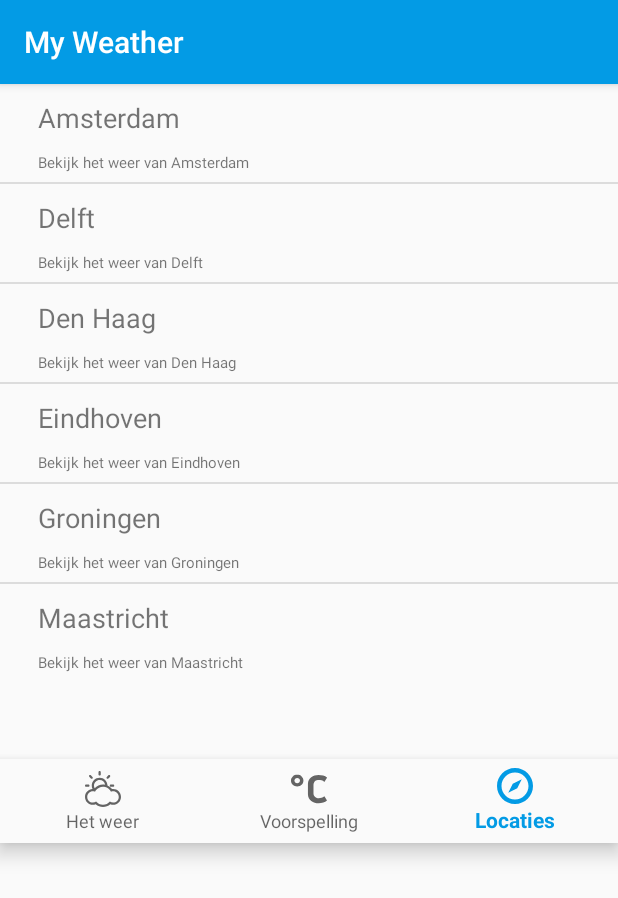
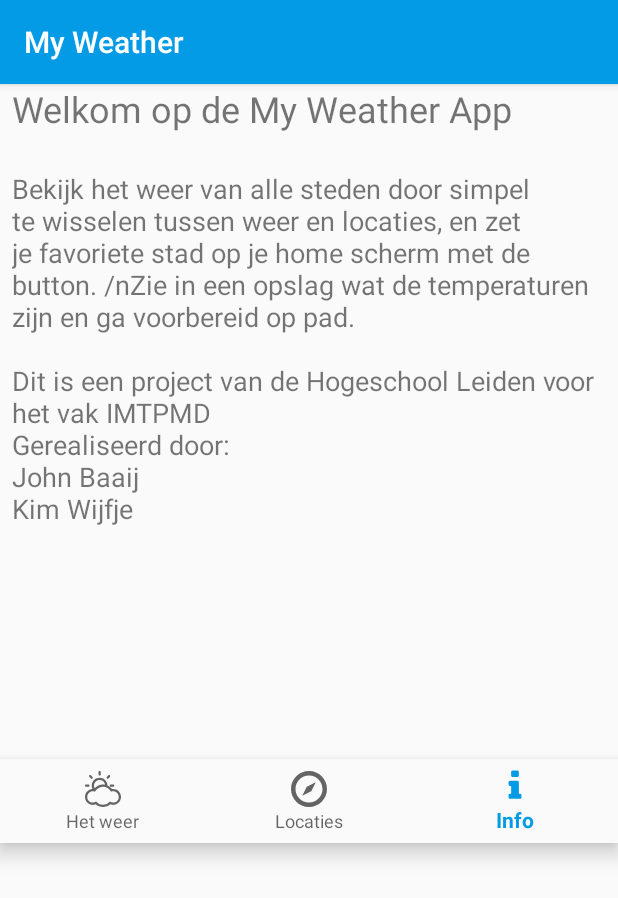
Before and after one commit to johnbaaij/Myweather, an Android app: the screen it shows after launch (MainActivity), item 3 of the bottom bar chosen, on a phone screen of 412 x 824 dp. Shown: the top 898 px of the screen. Run offline under Robolectric (Android 15) with nearby library versions, the phone set to English and light mode, and no system bars; 1 statement that could not run was skipped.

Commit message:
Change the icon to Info and make the info page with text

```diff
--- a/app/src/main/java/nl/johnbaaij/myweather/CustomAdapter.java
+++ b/app/src/main/java/nl/johnbaaij/myweather/CustomAdapter.java
@@ -35,11 +35,9 @@ public class CustomAdapter extends ArrayAdapter<String> {
 
         String singleQuestion = getItem(position);
 
-
+        // parse the content of the array to the Textview in the .xml files
         textView =(TextView) view.findViewById(R.id.TextCity);
         subText =(TextView) view.findViewById(R.id.subtext);
-
-
 
         textView.setText(singleQuestion);
 
--- a/app/src/main/java/nl/johnbaaij/myweather/MainActivity.java
+++ b/app/src/main/java/nl/johnbaaij/myweather/MainActivity.java
@@ -30,7 +30,7 @@ public class MainActivity extends AppCompatActivity {
                 case R.id.navigation_weer:
                     changeToWeerFragment();
                     return true;
-                case R.id.navigation_voorspelling:
+                case R.id.navigation_Info:
                     changeToOverFragment();
                     return true;
                 case R.id.navigation_locaties:
--- a/app/src/main/java/nl/johnbaaij/myweather/fragments/Locaties.java
+++ b/app/src/main/java/nl/johnbaaij/myweather/fragments/Locaties.java
@@ -33,6 +33,7 @@ public class Locaties extends Fragment {
 
         View view = inflater.inflate(R.layout.list_layout, container, false);
 
+        // get the locations and subtext out of the array's
         locations = getResources().getStringArray(R.array.locations);
         subText = getResources().getStringArray(R.array.subtext);
         activity = getActivity();
--- /dev/null
+++ b/app/src/main/res/drawable/ic_info.xml
@@ -0,0 +1,4 @@
+<vector android:height="24dp" android:viewportHeight="1792.0"
+    android:viewportWidth="1792.0" android:width="24dp" xmlns:android="http://schemas.android.com/apk/res/android">
+    <path android:fillColor="#1D1D1B" android:pathData="M1216,1344v128q0,26 -19,45t-45,19h-512q-26,0 -45,-19t-19,-45v-128q0,-26 19,-45t45,-19h64v-384h-64q-26,0 -45,-19t-19,-45v-128q0,-26 19,-45t45,-19h384q26,0 45,19t19,45v576h64q26,0 45,19t19,45zM1088,192v192q0,26 -19,45t-45,19h-256q-26,0 -45,-19t-19,-45v-192q0,-26 19,-45t45,-19h256q26,0 45,19t19,45z"/>
+</vector>
--- a/app/src/main/res/drawable/ic_settings_black_24dp.xml
+++ b/app/src/main/res/drawable/ic_settings_black_24dp.xml
@@ -4,6 +4,6 @@
         android:viewportWidth="24.0"
         android:viewportHeight="24.0">
     <path
-        android:fillColor="#FF000000"
+        android:fillColor="#FFFFFF"
         android:pathData="M19.43,12.98c0.04,-0.32 0.07,-0.64 0.07,-0.98s-0.03,-0.66 -0.07,-0.98l2.11,-1.65c0.19,-0.15 0.24,-0.42 0.12,-0.64l-2,-3.46c-0.12,-0.22 -0.39,-0.3 -0.61,-0.22l-2.49,1c-0.52,-0.4 -1.08,-0.73 -1.69,-0.98l-0.38,-2.65C14.46,2.18 14.25,2 14,2h-4c-0.25,0 -0.46,0.18 -0.49,0.42l-0.38,2.65c-0.61,0.25 -1.17,0.59 -1.69,0.98l-2.49,-1c-0.23,-0.09 -0.49,0 -0.61,0.22l-2,3.46c-0.13,0.22 -0.07,0.49 0.12,0.64l2.11,1.65c-0.04,0.32 -0.07,0.65 -0.07,0.98s0.03,0.66 0.07,0.98l-2.11,1.65c-0.19,0.15 -0.24,0.42 -0.12,0.64l2,3.46c0.12,0.22 0.39,0.3 0.61,0.22l2.49,-1c0.52,0.4 1.08,0.73 1.69,0.98l0.38,2.65c0.03,0.24 0.24,0.42 0.49,0.42h4c0.25,0 0.46,-0.18 0.49,-0.42l0.38,-2.65c0.61,-0.25 1.17,-0.59 1.69,-0.98l2.49,1c0.23,0.09 0.49,0 0.61,-0.22l2,-3.46c0.12,-0.22 0.07,-0.49 -0.12,-0.64l-2.11,-1.65zM12,15.5c-1.93,0 -3.5,-1.57 -3.5,-3.5s1.57,-3.5 3.5,-3.5 3.5,1.57 3.5,3.5 -1.57,3.5 -3.5,3.5z"/>
 </vector>
--- a/app/src/main/res/layout/over_layout.xml
+++ b/app/src/main/res/layout/over_layout.xml
@@ -1,6 +1,48 @@
 <?xml version="1.0" encoding="utf-8"?>
-<LinearLayout xmlns:android="http://schemas.android.com/apk/res/android"
-    android:orientation="vertical" android:layout_width="match_parent"
-    android:layout_height="match_parent">
+<android.support.constraint.ConstraintLayout xmlns:android="http://schemas.android.com/apk/res/android"
+    xmlns:app="http://schemas.android.com/apk/res-auto"
+    xmlns:tools="http://schemas.android.com/tools"
+    android:orientation="vertical"
+    android:layout_width="match_parent"
+    android:layout_height="match_parent"
+    android:weightSum="1">
 
-</LinearLayout>
+    <TextView
+        android:id="@+id/over_title"
+        android:layout_width="0dp"
+        android:layout_height="0dp"
+        android:text="@string/title_over"
+        android:textSize="24sp"
+        tools:layout_constraintTop_creator="1"
+        tools:layout_constraintRight_creator="1"
+        tools:layout_constraintBottom_creator="1"
+        app:layout_constraintBottom_toTopOf="@+id/over_text"
+        android:layout_marginStart="8dp"
+        android:layout_marginEnd="8dp"
+        app:layout_constraintRight_toRightOf="parent"
+        tools:layout_constraintLeft_creator="1"
+        app:layout_constraintLeft_toLeftOf="parent"
+        app:layout_constraintTop_toTopOf="parent" />
+
+    <TextView
+        android:id="@+id/over_text"
+        android:layout_width="0dp"
+        android:layout_height="0dp"
+        android:text="@string/content_over"
+        android:textSize="18sp"
+        tools:layout_constraintTop_creator="1"
+        tools:layout_constraintRight_creator="1"
+        tools:layout_constraintBottom_creator="1"
+        app:layout_constraintBottom_toBottomOf="parent"
+        app:layout_constraintRight_toRightOf="parent"
+        android:layout_marginTop="57dp"
+        tools:layout_constraintLeft_creator="1"
+        android:layout_marginBottom="57dp"
+        app:layout_constraintLeft_toLeftOf="parent"
+        app:layout_constraintTop_toTopOf="parent"
+        android:layout_marginLeft="8dp"
+        app:layout_constraintHorizontal_bias="0.0"
+        app:layout_constraintVertical_bias="0.0"
+        android:layout_marginRight="8dp" />
+
+</android.support.constraint.ConstraintLayout>
--- a/app/src/main/res/menu/navigation.xml
+++ b/app/src/main/res/menu/navigation.xml
@@ -7,13 +7,13 @@
         android:title="@string/title_weer" />
 
     <item
-        android:id="@+id/navigation_voorspelling"
-        android:icon="@drawable/ic_celsius"
-        android:title="@string/title_voorspelling" />
-
-    <item
         android:id="@+id/navigation_locaties"
         android:icon="@drawable/ic_location"
         android:title="@string/title_locaties" />
 
+    <item
+        android:id="@+id/navigation_Info"
+        android:icon="@drawable/ic_info"
+        android:title="@string/title_info" />
+
 </menu>
--- a/app/src/main/res/values/strings.xml
+++ b/app/src/main/res/values/strings.xml
@@ -1,11 +1,20 @@
 <resources>
     <string name="app_name">My Weather</string>
 
+    <!-- The items of the bottom navigation -->
     <string name="title_weer">Het weer</string>
-    <string name="title_voorspelling">Voorspelling</string>
     <string name="title_locaties">Locaties</string>
+    <string name="title_info">Info</string>
 
+    <string name="title_over">Welkom op de My Weather App</string>
+    <string name="content_over">Bekijk het weer van alle steden door simpel te wisselen tussen weer en locaties, en zet je favoriete stad op je home scherm met de button.
+    /nZie in een opslag wat de temperaturen zijn en ga voorbereid op pad.
+    \n\nDit is een project van de Hogeschool Leiden voor het vak IMTPMD
+    \nGerealiseerd door:
+    \nJohn Baaij
+    \nKim Wijfje</string>
 
+    <!-- The Locations for the app -->
     <string-array name="locations">
         <!-- 1 -->
         <item>Amsterdam</item>
@@ -31,6 +40,7 @@
 
     </string-array>
 
+    <!-- The subtext of the Locations -->
     <string-array name="subtext">
         <!-- 1 -->
         <item>Bekijk het weer van Amsterdam</item>
```
Also changed, not shown: app/src/main/res/drawable/ic_voorspelling.xml (deleted, +0 -67 lines), app/src/main/res/layout/voorspelling_layout.xml (deleted, +0 -11 lines).
